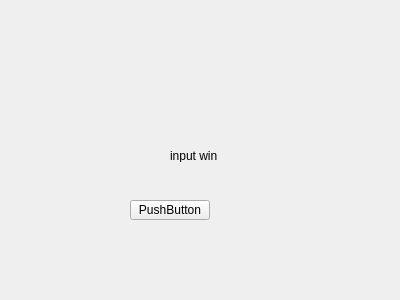
fsest4u/CaX_03, file CaX/widget/inputwindow.ui: the form before one commit.
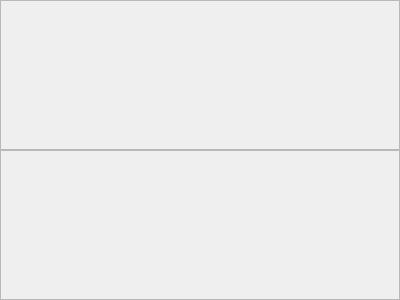
The form after the commit.

Commit message: Input 서비스 기능 추가

Diff of the .ui file:
```diff
--- a/CaX/widget/inputwindow.ui
+++ b/CaX/widget/inputwindow.ui
@@ -13,32 +13,45 @@
   <property name="windowTitle">
    <string>Form</string>
   </property>
-  <widget class="QLabel" name="label">
-   <property name="geometry">
-    <rect>
-     <x>170</x>
-     <y>150</y>
-     <width>54</width>
-     <height>12</height>
-    </rect>
+  <layout class="QVBoxLayout" name="verticalLayout">
+   <property name="spacing">
+    <number>0</number>
    </property>
-   <property name="text">
-    <string>input win</string>
+   <property name="leftMargin">
+    <number>0</number>
    </property>
-  </widget>
-  <widget class="QPushButton" name="pushButton">
-   <property name="geometry">
-    <rect>
-     <x>130</x>
-     <y>200</y>
-     <width>80</width>
-     <height>20</height>
-    </rect>
+   <property name="topMargin">
+    <number>0</number>
    </property>
-   <property name="text">
-    <string>PushButton</string>
+   <property name="rightMargin">
+    <number>0</number>
    </property>
-  </widget>
+   <property name="bottomMargin">
+    <number>0</number>
+   </property>
+   <item>
+    <widget class="QFrame" name="frameTop">
+     <property name="frameShape">
+      <enum>QFrame::StyledPanel</enum>
+     </property>
+     <property name="frameShadow">
+      <enum>QFrame::Raised</enum>
+     </property>
+     <layout class="QGridLayout" name="gridLayoutTop"/>
+    </widget>
+   </item>
+   <item>
+    <widget class="QFrame" name="frameBottom">
+     <property name="frameShape">
+      <enum>QFrame::StyledPanel</enum>
+     </property>
+     <property name="frameShadow">
+      <enum>QFrame::Raised</enum>
+     </property>
+     <layout class="QGridLayout" name="gridLayoutBottom"/>
+    </widget>
+   </item>
+  </layout>
  </widget>
  <resources/>
  <connections/>
```
The commit also changes 10 other files.
